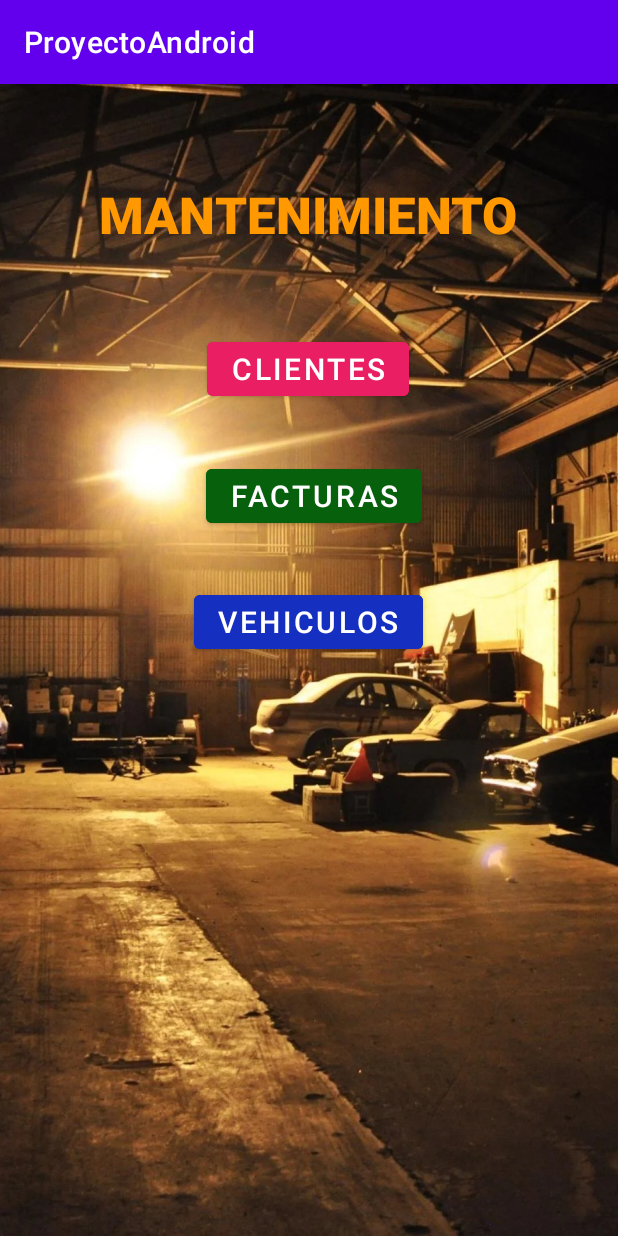
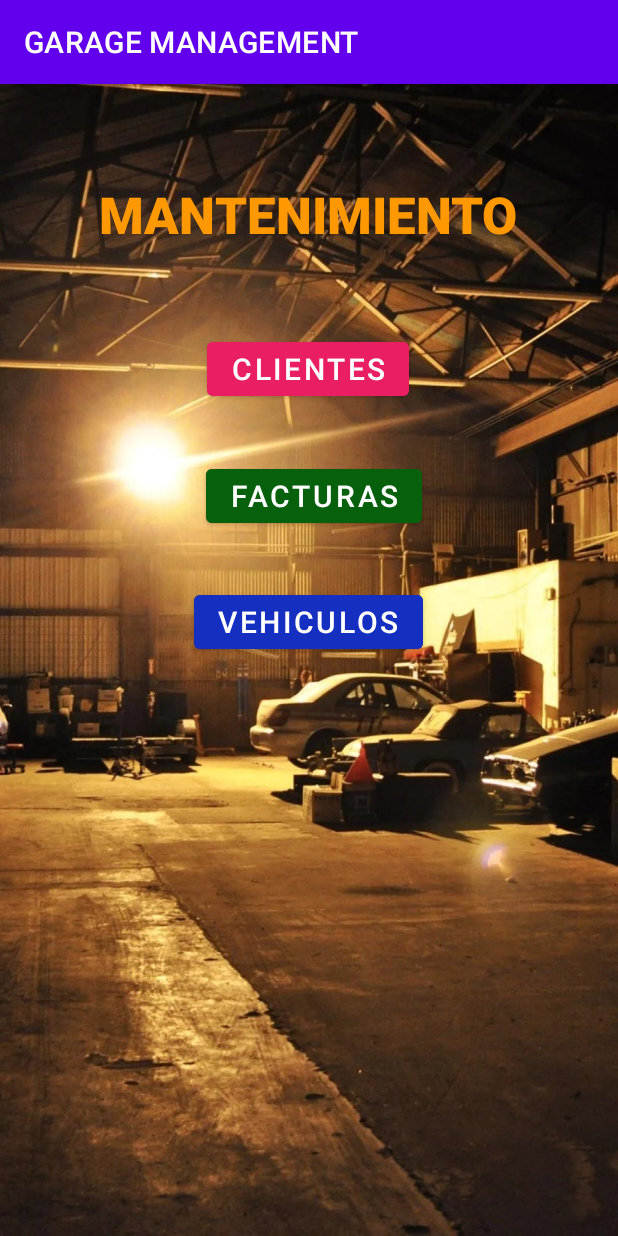
Before and after one commit to xabier100/ANDROID_APP_GarageManagement, an Android app: the screen it shows after launch (MainActivity), on a phone screen of 412 x 824 dp. Run offline under Robolectric (Android 15) with nearby library versions, the phone set to English and light mode, and no system bars.

Commit message:
Poniendo el titulo bien

```diff
--- a/GarageManagement/app/src/main/AndroidManifest.xml
+++ b/GarageManagement/app/src/main/AndroidManifest.xml
@@ -8,7 +8,7 @@
         android:label="@string/app_name"
         android:roundIcon="@mipmap/ic_launcher_round"
         android:supportsRtl="true"
-        android:theme="@style/Theme.ProyectoAndroid">
+        android:theme="@style/Theme.GarageManagement">
         <activity
             android:name=".MantenimientoClientes"
             android:exported="false" />
--- a/GarageManagement/app/src/main/res/values/strings.xml
+++ b/GarageManagement/app/src/main/res/values/strings.xml
@@ -1,3 +1,3 @@
 <resources>
-    <string name="app_name">ProyectoAndroid</string>
+    <string name="app_name">GARAGE MANAGEMENT</string>
 </resources>
--- a/GarageManagement/app/src/main/res/values/themes.xml
+++ b/GarageManagement/app/src/main/res/values/themes.xml
@@ -1,6 +1,6 @@
 <resources xmlns:tools="http://schemas.android.com/tools">
     <!-- Base application theme. -->
-    <style name="Theme.ProyectoAndroid" parent="Theme.MaterialComponents.DayNight.DarkActionBar">
+    <style name="Theme.GarageManagement" parent="Theme.MaterialComponents.DayNight.DarkActionBar">
         <!-- Primary brand color. -->
         <item name="colorPrimary">@color/purple_500</item>
         <item name="colorPrimaryVariant">@color/purple_700</item>
```
